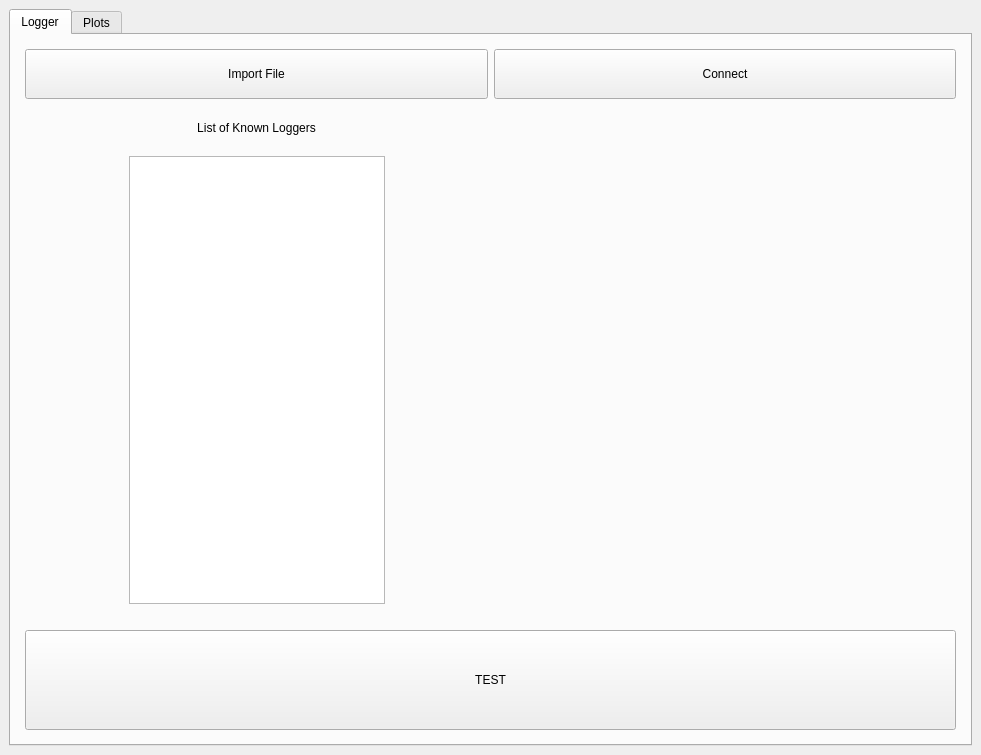
Qt form bix/gui/gui.ui (LowellInstruments/bix) before a commit.
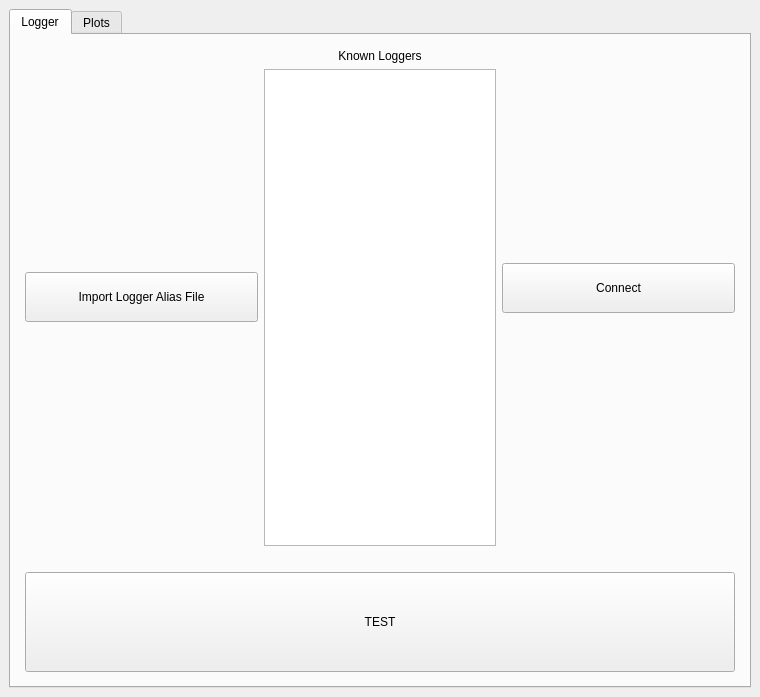
The same form after that commit. The open tabs and pages were chosen to show the change.

Diff of the .ui file:
```diff
--- a/bix/gui/gui.ui
+++ b/bix/gui/gui.ui
@@ -6,16 +6,10 @@
    <rect>
     <x>0</x>
     <y>0</y>
-    <width>981</width>
-    <height>755</height>
+    <width>760</width>
+    <height>697</height>
    </rect>
   </property>
-  <property name="sizePolicy">
-   <sizepolicy hsizetype="Preferred" vsizetype="Preferred">
-    <horstretch>0</horstretch>
-    <verstretch>0</verstretch>
-   </sizepolicy>
-  </property>
   <property name="windowTitle">
    <string>MainWindow</string>
   </property>
@@ -53,11 +47,11 @@
             <item>
              <layout class="QHBoxLayout" name="horizontalLayout_3" stretch="0">
               <item>
-               <layout class="QVBoxLayout" name="verticalLayout" stretch="1,0,1">
+               <layout class="QVBoxLayout" name="verticalLayout" stretch="1,0,0">
                 <item>
-                 <layout class="QHBoxLayout" name="horizontalLayout_5" stretch="1,1">
+                 <layout class="QHBoxLayout" name="horizontalLayout_5" stretch="1,1,1">
                   <item>
-                   <layout class="QVBoxLayout" name="verticalLayout_3" stretch="1,1,10">
+                   <layout class="QVBoxLayout" name="verticalLayout_3">
                     <item>
                      <widget class="QPushButton" name="btn_import_macs">
                       <property name="minimumSize">
@@ -67,14 +61,18 @@
                        </size>
                       </property>
                       <property name="text">
-                       <string>Import File</string>
+                       <string>Import Logger Alias File</string>
                       </property>
                      </widget>
                     </item>
+                   </layout>
+                  </item>
+                  <item>
+                   <layout class="QVBoxLayout" name="verticalLayout_19">
                     <item>
                      <widget class="QLabel" name="lbl_import_macs">
                       <property name="text">
-                       <string>List of Known Loggers</string>
+                       <string>Known Loggers</string>
                       </property>
                       <property name="alignment">
                        <set>Qt::AlignCenter</set>
@@ -82,42 +80,25 @@
                      </widget>
                     </item>
                     <item>
-                     <layout class="QHBoxLayout" name="horizontalLayout_7">
-                      <item>
-                       <spacer name="horizontalSpacer_2">
-                        <property name="orientation">
-                         <enum>Qt::Horizontal</enum>
-                        </property>
-                        <property name="sizeHint" stdset="0">
-                         <size>
-                          <width>40</width>
-                          <height>20</height>
-                         </size>
-                        </property>
-                       </spacer>
-                      </item>
-                      <item>
-                       <widget class="QListWidget" name="lst_known_macs"/>
-                      </item>
-                      <item>
-                       <spacer name="horizontalSpacer">
-                        <property name="orientation">
-                         <enum>Qt::Horizontal</enum>
-                        </property>
-                        <property name="sizeHint" stdset="0">
-                         <size>
-                          <width>40</width>
-                          <height>20</height>
-                         </size>
-                        </property>
-                       </spacer>
-                      </item>
-                     </layout>
+                     <widget class="QListWidget" name="lst_known_macs"/>
                     </item>
                    </layout>
                   </item>
                   <item>
-                   <layout class="QVBoxLayout" name="verticalLayout_5">
+                   <layout class="QVBoxLayout" name="verticalLayout_20" stretch="0,1,1,0">
+                    <item>
+                     <spacer name="verticalSpacer">
+                      <property name="orientation">
+                       <enum>Qt::Vertical</enum>
+                      </property>
+                      <property name="sizeHint" stdset="0">
+                       <size>
+                        <width>20</width>
+                        <height>40</height>
+                       </size>
+                      </property>
+                     </spacer>
+                    </item>
                     <item>
                      <widget class="QPushButton" name="btn_connect">
                       <property name="minimumSize">
@@ -133,6 +114,12 @@
                     </item>
                     <item>
                      <widget class="QLabel" name="lbl_connect">
+                      <property name="sizePolicy">
+                       <sizepolicy hsizetype="Preferred" vsizetype="Maximum">
+                        <horstretch>0</horstretch>
+                        <verstretch>0</verstretch>
+                       </sizepolicy>
+                      </property>
                       <property name="text">
                        <string/>
                       </property>
@@ -141,6 +128,19 @@
                       </property>
                      </widget>
                     </item>
+                    <item>
+                     <spacer name="verticalSpacer_2">
+                      <property name="orientation">
+                       <enum>Qt::Vertical</enum>
+                      </property>
+                      <property name="sizeHint" stdset="0">
+                       <size>
+                        <width>20</width>
+                        <height>40</height>
+                       </size>
+                      </property>
+                     </spacer>
+                    </item>
                    </layout>
                   </item>
                  </layout>
```
Left out of the diff: 2 changed lines with no effect on the pictures.
